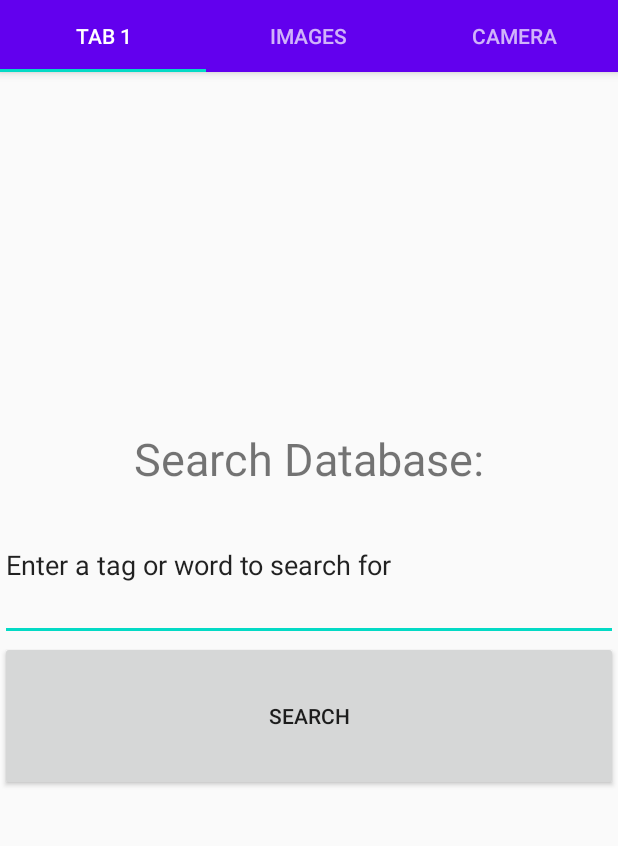
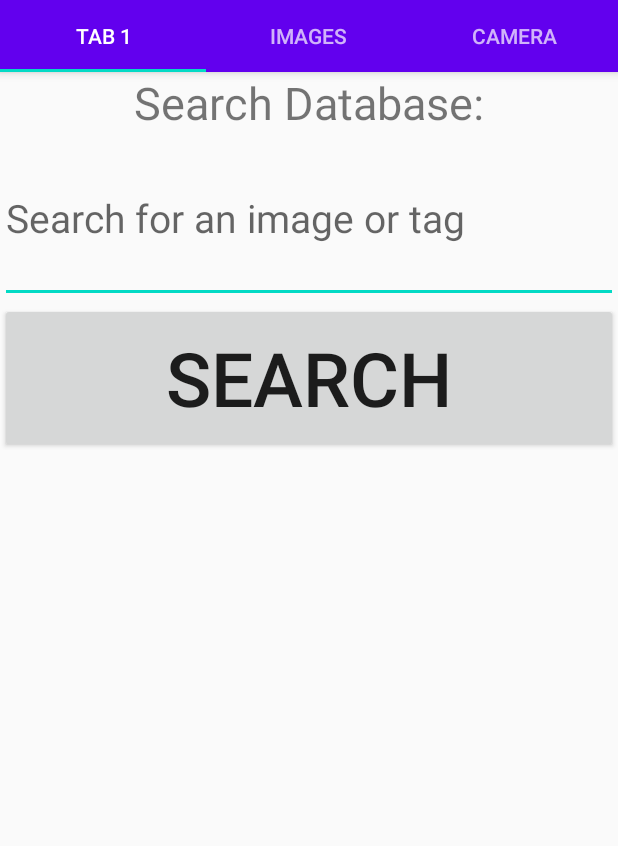
Before and after one commit to AndrewDunham/Cmpt385Project, an Android app: the screen it shows after launch (MainActivity), on a phone screen of 412 x 824 dp, the part 89-935 px from its top. Run offline under Robolectric (Android 15) with nearby library versions, the phone set to English and light mode, and no system bars.

Commit message:
change search database

```diff
--- a/app/src/main/res/layout/fragment1.xml
+++ b/app/src/main/res/layout/fragment1.xml
@@ -12,18 +12,23 @@
         android:text="Search Database:"
         android:textSize="30sp" />
 
-    <EditText
-        android:id="@+id/editTextTextPersonName"
+    <com.google.android.material.textfield.TextInputEditText
         android:layout_width="match_parent"
-        android:layout_height="101dp"
-        android:ems="10"
-        android:inputType="textPersonName"
-        android:text="Enter a tag or word to search for" />
+        android:layout_height="113dp"
+        android:hint="Search for an image or tag"
+        android:textSize="26sp" />
 
     <Button
         android:id="@+id/button"
         android:layout_width="match_parent"
         android:layout_height="100dp"
-        android:text="Search" />
+        android:text="Search"
+        android:textSize="50sp" />
+
+    <com.google.android.material.textfield.TextInputLayout
+        android:layout_width="match_parent"
+        android:layout_height="match_parent">
+
+    </com.google.android.material.textfield.TextInputLayout>
 
 </LinearLayout>
```
